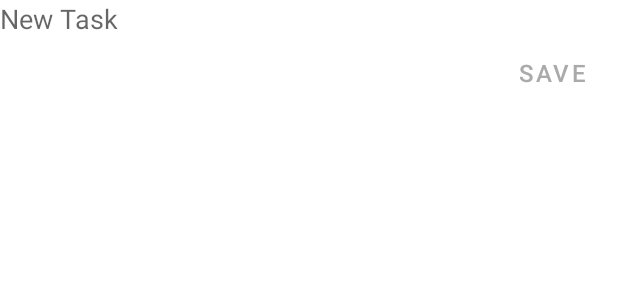
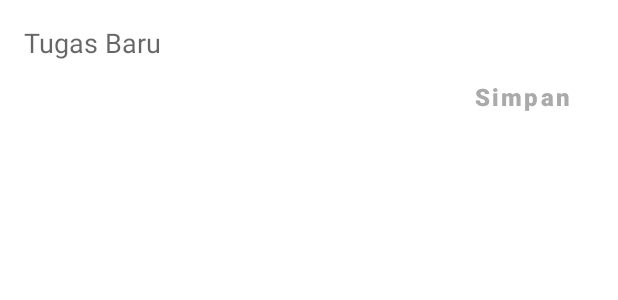
Before and after one commit to hariantorais/todo_list, an Android app: the layout new_task.xml on its own in the app's theme, with its tools: preview values and no code run, on a phone screen of 412 x 824 dp. Shown: the top 300 px of the screen. Run offline under Robolectric (Android 15) with nearby library versions, the phone set to English and light mode, and no system bars.

Commit message:
update layout

```diff
--- a/app/src/main/res/drawable/add.xml
+++ b/app/src/main/res/drawable/add.xml
@@ -1,5 +1,5 @@
-<vector android:height="24dp" android:tint="#FFFFFF"
+<vector android:height="32dp" android:tint="#FFFFFF"
     android:viewportHeight="24" android:viewportWidth="24"
-    android:width="24dp" xmlns:android="http://schemas.android.com/apk/res/android">
+    android:width="32dp" xmlns:android="http://schemas.android.com/apk/res/android">
     <path android:fillColor="@android:color/white" android:pathData="M19,13h-6v6h-2v-6H5v-2h6V5h2v6h6v2z"/>
 </vector>
--- a/app/src/main/res/layout/new_task.xml
+++ b/app/src/main/res/layout/new_task.xml
@@ -1,23 +1,27 @@
-<?xml version="1.0" encoding="utf-8"?>
 <RelativeLayout xmlns:android="http://schemas.android.com/apk/res/android"
     android:layout_width="match_parent"
-    android:layout_height="wrap_content">
+    android:layout_height="wrap_content"
+    android:padding="16dp">
+
     <EditText
+        android:id="@+id/newTaskText"
         android:layout_width="match_parent"
         android:layout_height="wrap_content"
         android:background="@null"
-        android:id="@+id/newTaskText"
         android:textAppearance="@style/TextAppearance.AppCompat.Medium"
-        android:hint="New Task"/>
+        android:hint="Tugas Baru" />
+
     <Button
+        android:id="@+id/newTaskButton"
         android:layout_width="wrap_content"
         android:layout_height="wrap_content"
-        android:id="@+id/newTaskButton"
-        android:layout_below="@+id/newTaskText"
+        android:layout_below="@id/newTaskText"
+        android:textSize="16sp"
         android:layout_alignParentEnd="true"
-        android:textSize="16sp"
-        android:text="Save"
-        android:textAllCaps="true"
         android:background="@android:color/transparent"
-        android:textColor="@android:color/darker_gray"/>
+        android:text="Simpan"
+        android:textStyle="bold"
+        android:textAllCaps="false"
+        android:textColor="@android:color/darker_gray" />
+
 </RelativeLayout>
```
Also changed, not shown: app/src/main/java/com/example/todolist/Adapter/ToDoAdapter.java (+27 -22 lines), app/src/main/java/com/example/todolist/AddNewTask.java (+42 -31 lines), app/src/main/java/com/example/todolist/Utils/DatabaseHandler.java (+22 -17 lines), app/src/main/res/layout/activity_main.xml (+8 -7 lines), app/src/main/java/com/example/todolist/RecycleItemTouchHelper.java (line endings or trailing spaces).
